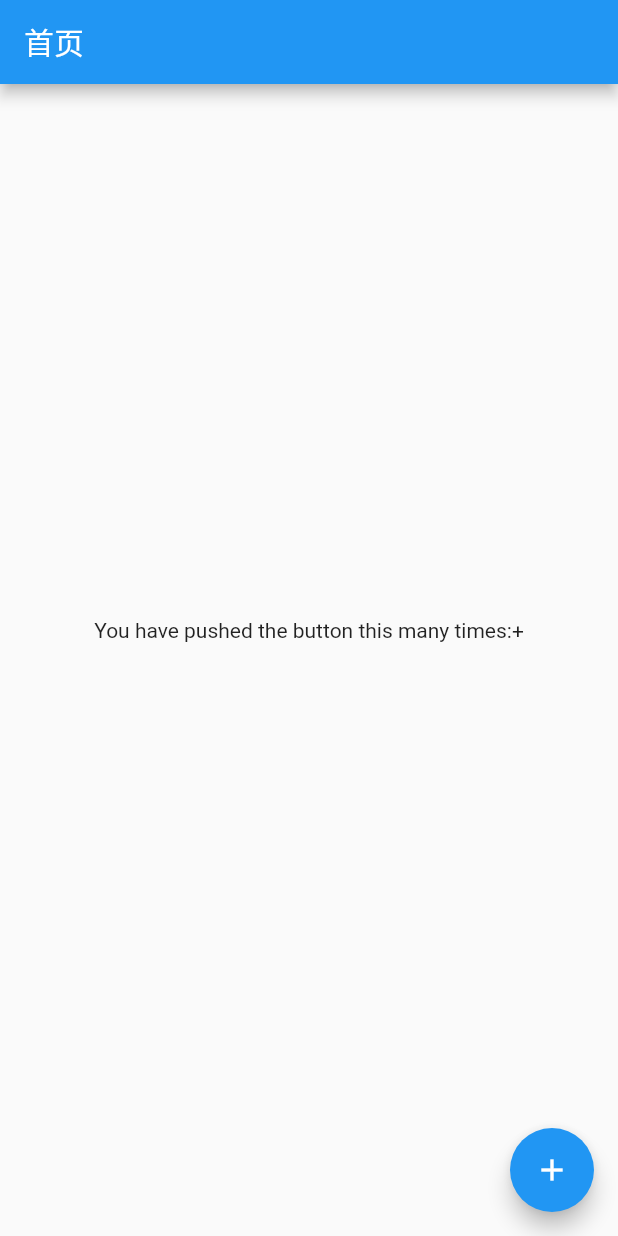
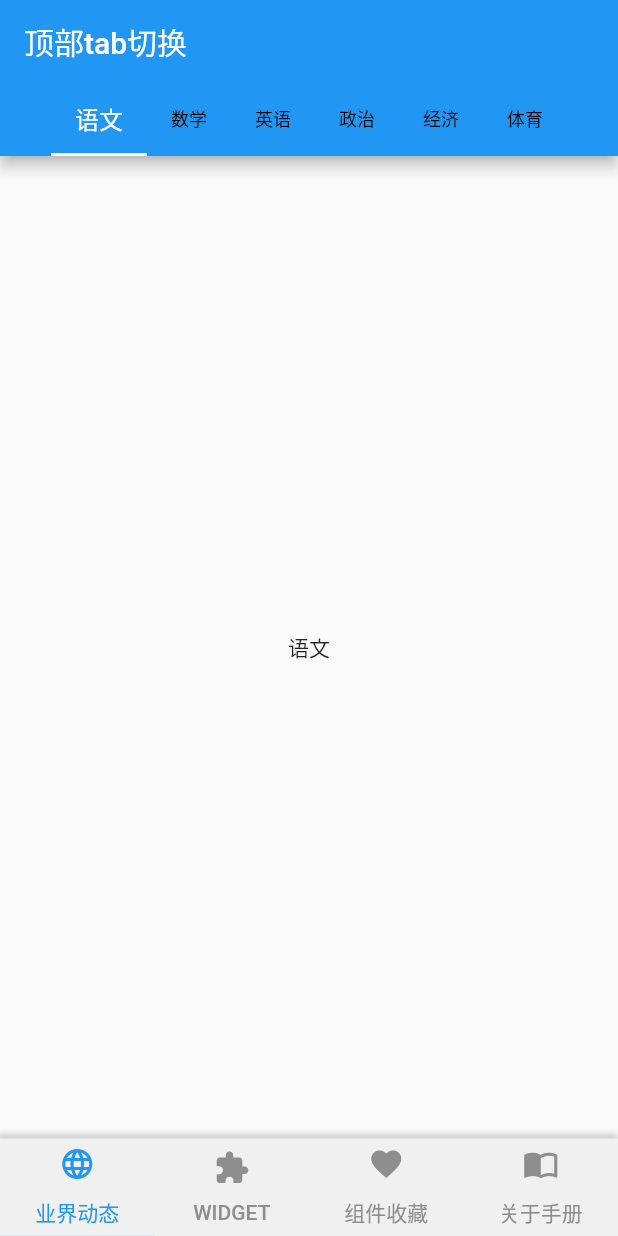
Before and after one commit to Jeremy115/brushwork_treasure, a Flutter app: the screen it shows after launch, on a phone screen of 412 x 824 dp. Run offline on Flutter 3.47's test engine with Material 2 defaults, Android fonts, the phone set to English and light mode, and no system bars.

Commit message:
tab的完成

```diff
--- a/lib/main.dart
+++ b/lib/main.dart
@@ -1,4 +1,5 @@
-import 'package:brushwork_treasure/src/app/app.dart';
+
 import 'package:flutter/material.dart';
+import 'src/app/app.dart';
 
 void main() => runApp(MyApp());
--- a/lib/src/app/app.dart
+++ b/lib/src/app/app.dart
@@ -1,7 +1,12 @@
-import 'package:brushwork_treasure/src/pages/home.dart';
+import 'package:brushwork_treasure/src/pages/tabs.dart';
 import 'package:flutter/material.dart';
 
 class MyApp extends StatelessWidget {
+  // MyApp() {
+  //   final router = new Router();
+  //   Routes.configureRoutes(router);
+  //   Application.router = router;
+  // }
 
   @override
   Widget build(BuildContext context) {
@@ -10,7 +15,7 @@ class MyApp extends StatelessWidget {
       theme: ThemeData(
         primarySwatch: Colors.blue,
       ),
-      home: MyHomePage(title: '首页'),
+      home: TabsPage()
     );
   }
 }
--- /dev/null
+++ b/lib/src/pages/CategoryHome.dart
@@ -0,0 +1,11 @@
+import 'package:flutter/material.dart';
+
+class CategoryHome extends StatefulWidget {
+  CategoryHome(String name) {}
+
+  @override
+  State<StatefulWidget> createState() {
+    // TODO: implement createState
+    return null;
+  }
+}
--- /dev/null
+++ b/lib/src/pages/FullScreenCodeDialog.dart
@@ -0,0 +1,13 @@
+import 'package:flutter/material.dart';
+
+class FullScreenCodeDialog extends StatelessWidget {
+  FullScreenCodeDialog(filePath path) {}
+
+  @override
+  Widget build(BuildContext context) {
+    // TODO: implement build
+    return null;
+  }
+}
+
+class filePath {}
--- /dev/null
+++ b/lib/src/pages/WebViewPage.dart
@@ -0,0 +1,15 @@
+import 'package:flutter/material.dart';
+
+class WebViewPage extends StatelessWidget {
+  /**
+   *
+   */
+  WebViewPage(String url, String title) {
+
+  }
+  @override
+  Widget build(BuildContext context) {
+
+    return null;
+  }
+}
--- /dev/null
+++ b/lib/src/pages/WidgetNotFound.dart
@@ -0,0 +1,12 @@
+import 'package:flutter/material.dart';
+
+class WidgetNotFound  extends StatelessWidget{
+
+
+  @override
+  Widget build(BuildContext context) {
+    // TODO: implement build
+    return null;
+  }
+
+}
--- a/lib/src/pages/home.dart
+++ b/lib/src/pages/home.dart
@@ -3,51 +3,41 @@
 import 'package:flutter/material.dart';
 import 'package:flutter/widgets.dart';
 
-class _MyHomePageState extends State<MyHomePage> {
-  String _counter = "";
-
-  void _incrementCounter() {
-    setState(() {
-      _counter="陈";
-    });
-  }
+class MyHomePage extends StatelessWidget {
+ final List<Tab> myTabs = <Tab>[
+    new Tab(text: '语文'),
+    new Tab(text: '数学'),
+    new Tab(text: '英语'),
+    new Tab(text: '政治'),
+    new Tab(text: '经济'),
+    new Tab(text: '体育')
+  ];
 
   @override
   Widget build(BuildContext context) {
-    return Scaffold(
-      appBar: AppBar(
-        title: Text(widget.title),
-      ),
-      body: Center(
-
-        child: Column(
-          mainAxisAlignment: MainAxisAlignment.center,
-          children: <Widget>[
-            Text(
-              'You have pushed the button this many times:+',
-            ),
-            Text(
-              '$_counter',
-              style: Theme.of(context).textTheme.display1,
-            ),
-          ],
+    return new DefaultTabController(
+      length: myTabs.length,
+      child: new Scaffold(
+        appBar: new AppBar(
+          title: new Text("顶部tab切换"),
+          bottom: new TabBar(
+              tabs: myTabs,
+              isScrollable: true,
+              indicatorSize: TabBarIndicatorSize.tab,
+              labelColor: Colors.white,
+              labelStyle: new TextStyle(fontSize: 16.0),
+              unselectedLabelColor: Colors.black,
+              unselectedLabelStyle: new TextStyle(fontSize: 12.0)
+          ),
         ),
-      ),
-      floatingActionButton: FloatingActionButton(
-        onPressed: _incrementCounter,
-        tooltip: 'Increment',
-        child: Icon(Icons.add),
+        body: new TabBarView(
+          children: myTabs.map((Tab tab) {
+            return new Center(
+              child: new Text(tab.text)
+            );
+          }).toList()
+        ),
       ),
     );
   }
 }
-
-
-class MyHomePage extends StatefulWidget {
-  MyHomePage({Key key, this.title}) : super(key: key);
-
-  final String title;
-
-  @override
-  _MyHomePageState createState() => _MyHomePageState();
-}
--- a/lib/src/pages/tabs.dart
+++ b/lib/src/pages/tabs.dart
@@ -1,3 +1,76 @@
-class tabs {
+import 'package:brushwork_treasure/src/pages/home.dart';
+import 'package:flutter/material.dart';
 
+const int ThemeColor = 0xFFC91B3A;
+
+class TabsPage extends StatefulWidget {
+  @override
+  State<StatefulWidget> createState() {
+    return _TabbedPageState();
+  }
 }
+
+class _TabbedPageState extends State<TabsPage> with SingleTickerProviderStateMixin {
+  List<Widget> botTabs = [];//底部tabs按钮
+  List<Widget> pages = [];//页面
+  static List tabData = [
+    {'text': '业界动态', 'icon': new Icon(Icons.language), 'page': MyHomePage()},
+    {'text': 'WIDGET', 'icon': new Icon(Icons.extension), 'page': MyHomePage()},
+    {'text': '组件收藏', 'icon': new Icon(Icons.favorite), 'page': MyHomePage()},
+    {
+      'text': '关于手册',
+      'icon': new Icon(Icons.import_contacts),
+      'page': MyHomePage()
+    }
+  ];
+
+  //tabs按钮控制事件
+  TabController _tabController;
+
+
+  @override
+  void initState() {
+    super.initState();
+    _tabController = TabController(vsync: this, length: tabData.length);
+
+    for (int i = 0; i < tabData.length; i++) {
+      botTabs.add(new Tab(
+        text: tabData[i]['text'],
+        icon: tabData[i]['icon'],
+      ));
+      pages.add(tabData[i]['page']);
+    }
+  }
+
+
+  @override
+  Widget build(BuildContext context) {
+    return Scaffold(
+      body: TabBarView(controller: _tabController, children: pages),
+      bottomNavigationBar: Material(
+          color: const Color(0xFFF0EEEF), //底部导航栏主题颜色
+          child: Container(
+            height: 65.0,
+            decoration: BoxDecoration(
+              color: const Color(0xFFF0F0F0),
+              boxShadow: <BoxShadow>[
+                BoxShadow(
+                  color: const Color(0xFFd0d0d0),
+                  blurRadius: 3.0,
+                  spreadRadius: 2.0,
+                  offset: Offset(-1.0, -1.0),
+                ),
+              ],
+            ),
+            child: TabBar(
+              indicatorColor: Theme.of(context).primaryColor,
+              indicatorWeight: 0.1,
+              controller: _tabController,
+              labelColor: Theme.of(context).primaryColor,
+              unselectedLabelColor: const Color(0xFF8E8E8E),
+              tabs: botTabs
+            ),
+          )),
+    );
+  }
+}
```
Also changed, not shown: pubspec.yaml (+1 -49 lines), pubspec.lock, 7 other files.
